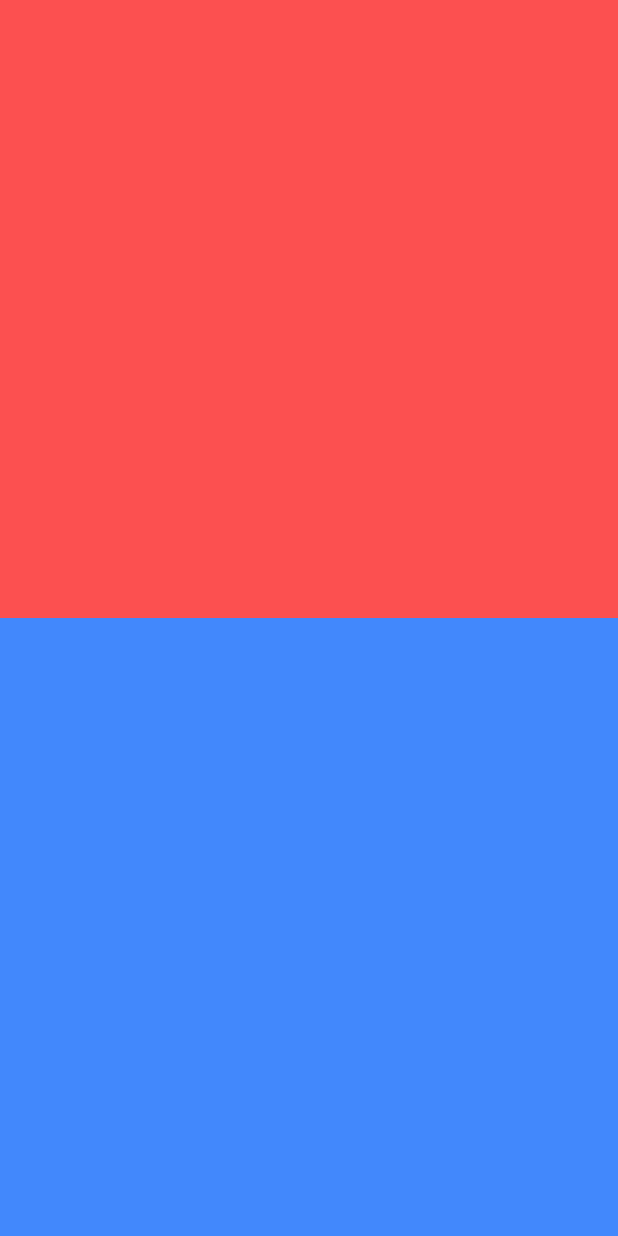
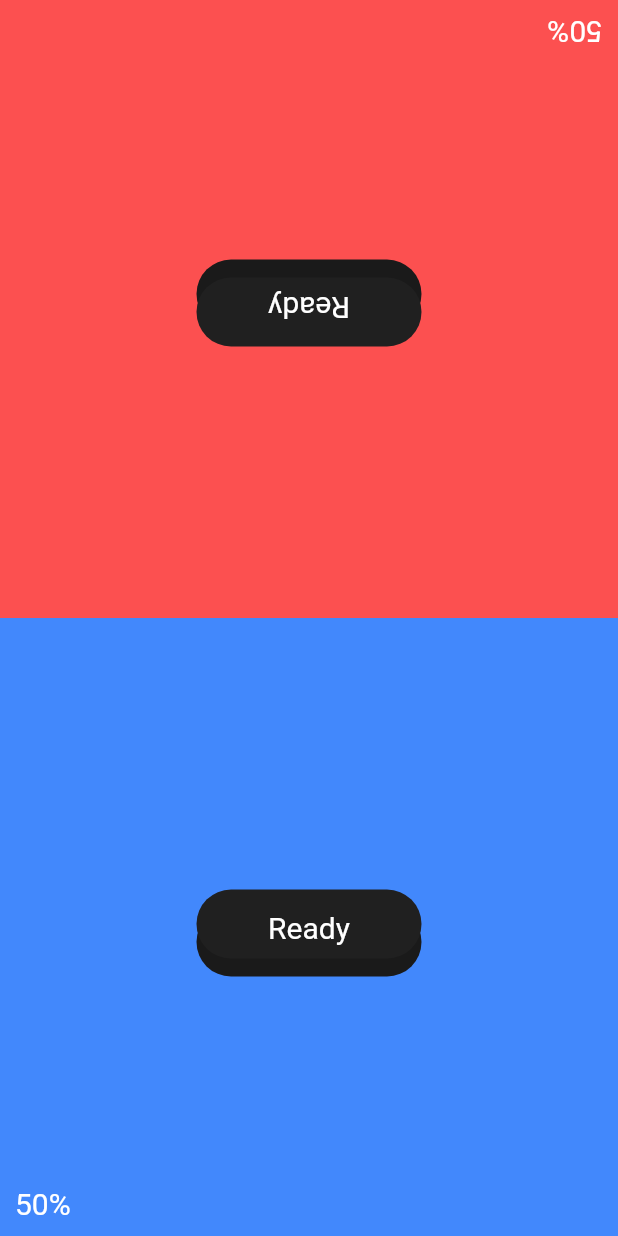
Before and after one commit to VoidElle/TapIt, a Flutter app: the GameLocalPage screen opened by its route, on a phone screen of 412 x 824 dp. Run offline on Flutter 3.47's test engine with Material 2 defaults, Android fonts, the phone set to English and light mode, and no system bars; our stand-ins replace auto_size_text, flutter_riverpod, freezed_annotation, google_fonts.

Commit message:
feat: Added providers to make the local game work

```diff
--- a/lib/game/local/models/game_local_player_model.dart
+++ b/lib/game/local/models/game_local_player_model.dart
@@ -3,10 +3,10 @@ import 'package:freezed_annotation/freezed_annotation.dart';
 part 'game_local_player_model.freezed.dart';
 part 'game_local_player_model.g.dart';
 
-@freezed
+@unfreezed
 class GameLocalPlayerModel with _$GameLocalPlayerModel {
 
-  const factory GameLocalPlayerModel({
+  factory GameLocalPlayerModel({
     required int colorValue,
     @Default(50) int percentageValue,
     @Default(false) bool readyStatus,
--- a/lib/game/local/pages/game_local_page.dart
+++ b/lib/game/local/pages/game_local_page.dart
@@ -1,6 +1,9 @@
 import 'package:flutter/material.dart';
 
+import '../widgets/game_local_gesture_detectors.dart';
 import '../widgets/game_local_player_containers.dart';
+import '../widgets/game_local_player_percentages.dart';
+import '../widgets/game_local_ready_buttons.dart';
 
 class GameLocalPage extends StatelessWidget {
 
@@ -16,13 +19,13 @@ class GameLocalPage extends StatelessWidget {
 
           GameLocalPlayersContainers(),
 
-          // GameLocalPlayersPercentages(),
+          GameLocalPlayersPercentages(),
 
-          // GameLocalReadyButtons(),
+          GameLocalReadyButtons(),
 
           // GameLocalCountDown(),
 
-          // GameLocalGestureDetectors(),
+          GameLocalGestureDetectors(),
 
         ],
       ),
--- a/lib/game/local/utils/game_local_text_styles.dart
+++ b/lib/game/local/utils/game_local_text_styles.dart
@@ -1,3 +1,26 @@
+import 'package:flutter/material.dart';
+import 'package:google_fonts/google_fonts.dart';
+
+import '../../../global/utils/global_color_constants.dart';
+
 class GameLocalTextStyles {
 
+  static TextStyle percentageTextStyle() {
+    return GoogleFonts.odibeeSans(
+      textStyle: const TextStyle(
+        fontSize: 20,
+        color: GlobalColorConstants.kWhiteColor,
+      ),
+    );
+  }
+
+  static TextStyle readyButtonTextStyle() {
+    return GoogleFonts.odibeeSans(
+      textStyle: const TextStyle(
+        fontSize: 20,
+        color: GlobalColorConstants.kWhiteColor,
+      ),
+    );
+  }
+
 }
--- /dev/null
+++ b/lib/game/local/widgets/game_local_gesture_detectors.dart
@@ -0,0 +1,44 @@
+import 'package:flutter/material.dart';
+import 'package:flutter_riverpod/flutter_riverpod.dart';
+import 'package:tapit/game/local/providers/game_local_game_status_provider.dart';
+
+import '../providers/game_local_player_data_provider.dart';
+
+class GameLocalGestureDetectors extends ConsumerWidget {
+
+  const GameLocalGestureDetectors({
+    Key? key,
+  }) : super(key: key);
+
+  @override
+  Widget build(BuildContext context, WidgetRef ref) {
+
+    final gameStatus = ref.watch(gameLocalGameStatusNotifierProvider);
+    final gameLocalPlayerDataNotifier = ref.read(gameLocalPlayerDataNotifierProvider.notifier);
+
+    return Column(
+      children: [
+
+        Expanded(
+          child: GestureDetector(
+            onTapUp: (TapUpDetails _) {
+              debugPrint("Top tap $gameStatus");
+              gameLocalPlayerDataNotifier.score(ref, 0, 1);
+            },
+          ),
+        ),
+
+        Expanded(
+          child: GestureDetector(
+            onTapUp: (TapUpDetails _) {
+              debugPrint("Bottom tap $gameStatus");
+              gameLocalPlayerDataNotifier.score(ref, 1, 0);
+            },
+          ),
+        ),
+
+      ],
+    );
+  }
+
+}
--- a/lib/game/local/widgets/game_local_player_containers.dart
+++ b/lib/game/local/widgets/game_local_player_containers.dart
@@ -1,6 +1,6 @@
 import 'package:flutter/material.dart';
 import 'package:flutter_riverpod/flutter_riverpod.dart';
-import 'package:tapit/game/local/providers/game_local_player_data.dart';
+import 'package:tapit/game/local/providers/game_local_player_data_provider.dart';
 
 import '../models/game_local_player_model.dart';
 
--- /dev/null
+++ b/lib/game/local/widgets/game_local_player_percentages.dart
@@ -0,0 +1,59 @@
+import 'dart:math';
+
+import 'package:flutter/material.dart';
+import 'package:flutter_riverpod/flutter_riverpod.dart';
+import 'package:tapit/game/local/utils/game_local_text_styles.dart';
+
+import '../models/game_local_player_model.dart';
+import '../providers/game_local_player_data_provider.dart';
+
+class GameLocalPlayersPercentages extends ConsumerWidget {
+
+  const GameLocalPlayersPercentages({
+    Key? key,
+  }) : super(key: key);
+
+  @override
+  Widget build(BuildContext context, WidgetRef ref) {
+
+    final gameLocalPlayerData = ref.watch(gameLocalPlayerDataNotifierProvider);
+
+    final GameLocalPlayerModel topPlayer = gameLocalPlayerData[0];
+    final GameLocalPlayerModel bottomPlayer = gameLocalPlayerData[1];
+
+    return SafeArea(
+      child: Padding(
+        padding: const EdgeInsets.all(10),
+        child: Column(
+          children: [
+
+            Expanded(
+              child: Align(
+                alignment: Alignment.topRight,
+                child: Transform.rotate(
+                  angle: pi,
+                  child: Text(
+                    "${topPlayer.percentageValue}%",
+                    style: GameLocalTextStyles.percentageTextStyle(),
+                  ),
+                ),
+              ),
+            ),
+
+            Expanded(
+              child: Align(
+                alignment: Alignment.bottomLeft,
+                child: Text(
+                  "${bottomPlayer.percentageValue}%",
+                  style: GameLocalTextStyles.percentageTextStyle(),
+                ),
+              ),
+            ),
+
+          ],
+        ),
+      ),
+    );
+  }
+
+}
--- /dev/null
+++ b/lib/game/local/widgets/game_local_ready_buttons.dart
@@ -0,0 +1,90 @@
+import 'dart:math';
+
+import 'package:flutter/material.dart';
+import 'package:flutter_riverpod/flutter_riverpod.dart';
+import 'package:tapit/game/local/utils/game_local_text_styles.dart';
+
+import '../../../global/utils/global_color_constants.dart';
+import '../../../global/widgets/global_animated_button.dart';
+import '../models/game_local_player_model.dart';
+import '../providers/game_local_player_data_provider.dart';
+
+class GameLocalReadyButtons extends ConsumerWidget {
+
+  const GameLocalReadyButtons({
+    Key? key,
+  }) : super(key: key);
+
+  @override
+  Widget build(BuildContext context, WidgetRef ref) {
+
+    final gameLocalPlayerData = ref.watch(gameLocalPlayerDataNotifierProvider);
+    final gameLocalPlayerDataNotifier = ref.read(gameLocalPlayerDataNotifierProvider.notifier);
+
+    final GameLocalPlayerModel topPlayer = gameLocalPlayerData[0];
+    final GameLocalPlayerModel bottomPlayer = gameLocalPlayerData[1];
+
+    final double deviceHeight = MediaQuery.of(context).size.height;
+    const String buttonsText = "Ready";
+
+    return Column(
+      children: [
+
+        SizedBox(
+          height: deviceHeight / 2,
+          width: double.infinity,
+          child: Center(
+            child: AnimatedOpacity(
+              duration: const Duration(milliseconds: 250),
+              opacity: topPlayer.readyStatus ? 0 : 1,
+              child: Transform.rotate(
+                angle: pi,
+                child: GlobalAnimatedButton(
+                  height: 50,
+                  width: 150,
+                  canBePressed: true,
+                  color: GlobalColorConstants.kBlackColor,
+                  shadowColor: GlobalColorConstants.kDarkBlackColor,
+                  onTapUp: () {
+                    gameLocalPlayerDataNotifier.updateReadyStatus(ref, 0, true);
+                  },
+                  child: Text(
+                    buttonsText,
+                    style: GameLocalTextStyles.readyButtonTextStyle(),
+                  ),
+                ),
+              ),
+            ),
+          ),
+        ),
+
+        SizedBox(
+          height: deviceHeight / 2,
+          width: double.infinity,
+          child: Center(
+            child: AnimatedOpacity(
+              duration: const Duration(milliseconds: 250),
+              opacity: bottomPlayer.readyStatus ? 0 : 1,
+              child: GlobalAnimatedButton(
+                height: 50,
+                width: 150,
+                canBePressed: true,
+                color: GlobalColorConstants.kBlackColor,
+                shadowColor: GlobalColorConstants.kDarkBlackColor,
+                onTapUp: () {
+                  gameLocalPlayerDataNotifier.updateReadyStatus(ref, 1, true);
+                },
+                child: Text(
+                  buttonsText,
+                  style: GameLocalTextStyles.readyButtonTextStyle(),
+                ),
+              ),
+            ),
+          ),
+        ),
+
+      ],
+    );
+  }
+
+}
```
Also changed, not shown: lib/game/local/providers/game_local_game_status_provider.dart (added, +23 -0 lines), lib/game/local/providers/game_local_player_data.dart (deleted, +0 -25 lines), lib/game/local/providers/game_local_player_data_provider.dart (added, +75 -0 lines), lib/game/local/models/game_local_player_model.freezed.dart.
